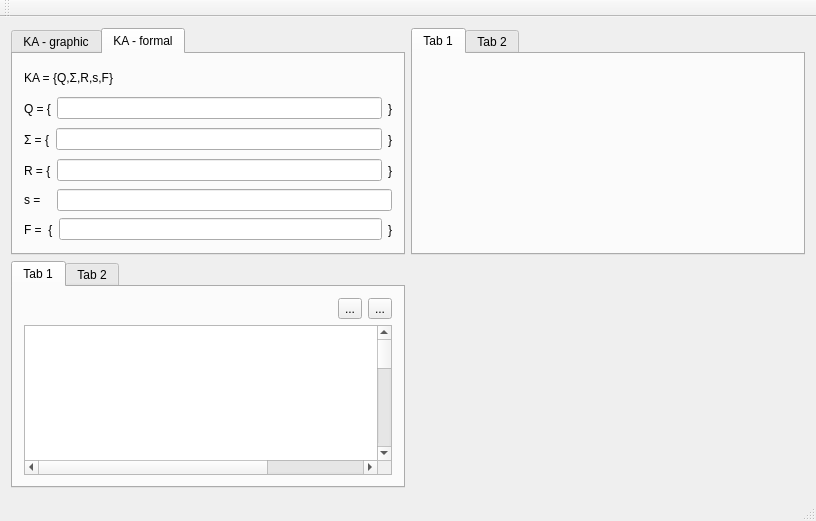
Qt form RegularConvertor/mainwindow.ui (navrkald/regularConvertor) before a commit.
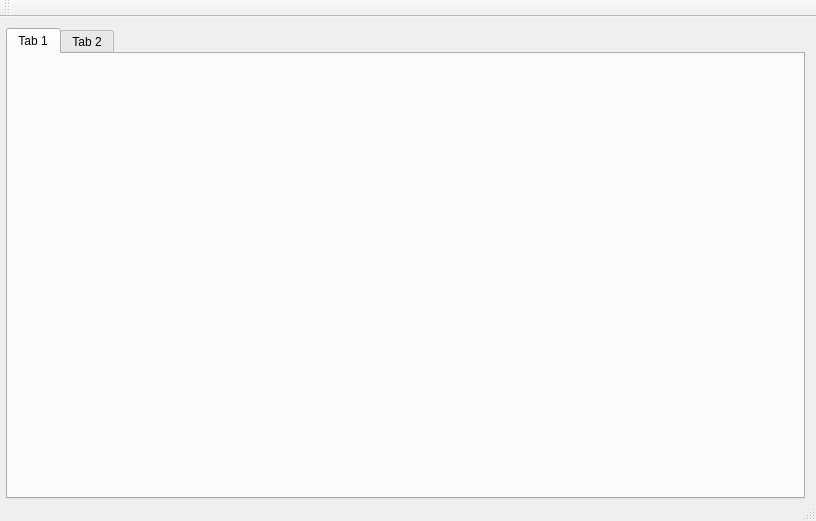
The same form after that commit. The open tabs and pages were chosen to show the change. Custom widgets are drawn as their Qt base class.

What changed in the file:
```diff
--- a/RegularConvertor/mainwindow.ui
+++ b/RegularConvertor/mainwindow.ui
@@ -15,213 +15,15 @@
   </property>
   <widget class="QWidget" name="centralWidget">
    <layout class="QGridLayout" name="gridLayout">
-    <item row="0" column="0">
-     <widget class="QTabWidget" name="tabWidget">
-      <property name="currentIndex">
-       <number>0</number>
-      </property>
-      <widget class="QWidget" name="KA_diagram">
-       <attribute name="title">
-        <string>KA - graphic</string>
-       </attribute>
-       <layout class="QVBoxLayout" name="verticalLayout">
-        <item>
-         <layout class="QHBoxLayout" name="horizontalLayout">
-          <item>
-           <spacer name="horizontalSpacer">
-            <property name="orientation">
-             <enum>Qt::Horizontal</enum>
-            </property>
-            <property name="sizeHint" stdset="0">
-             <size>
-              <width>40</width>
-              <height>20</height>
-             </size>
-            </property>
-           </spacer>
-          </item>
-          <item>
-           <widget class="QToolButton" name="AddNodeBut">
-            <property name="text">
-             <string>+</string>
-            </property>
-            <property name="checkable">
-             <bool>true</bool>
-            </property>
-            <attribute name="buttonGroup">
-             <string notr="true">buttonGroup</string>
-            </attribute>
-           </widget>
-          </item>
-          <item>
-           <widget class="QToolButton" name="MoveNodeBut">
-            <property name="text">
-             <string>mov</string>
-            </property>
-            <property name="checkable">
-             <bool>true</bool>
-            </property>
-            <attribute name="buttonGroup">
-             <string notr="true">buttonGroup</string>
-            </attribute>
-           </widget>
-          </item>
-          <item>
-           <widget class="QToolButton" name="DeleteNodeBut">
-            <property name="text">
-             <string>-</string>
-            </property>
-            <property name="checkable">
-             <bool>true</bool>
-            </property>
-            <attribute name="buttonGroup">
-             <string notr="true">buttonGroup</string>
-            </attribute>
-           </widget>
-          </item>
-          <item>
-           <widget class="QToolButton" name="AddArrow">
-            <property name="text">
-             <string>arrow</string>
-            </property>
-            <property name="checkable">
-             <bool>true</bool>
-            </property>
-            <attribute name="buttonGroup">
-             <string notr="true">buttonGroup</string>
-            </attribute>
-           </widget>
-          </item>
-         </layout>
-        </item>
-        <item>
-         <widget class="QGraphicsView" name="graphicsView1">
-          <property name="sceneRect">
-           <rectf>
-            <x>0.000000000000000</x>
-            <y>0.000000000000000</y>
-            <width>500.000000000000000</width>
-            <height>500.000000000000000</height>
-           </rectf>
-          </property>
-         </widget>
-        </item>
-       </layout>
-      </widget>
-      <widget class="QWidget" name="KA_formal">
-       <attribute name="title">
-        <string>KA - formal</string>
-       </attribute>
-       <layout class="QVBoxLayout" name="verticalLayout_4">
-        <item>
-         <widget class="QLabel" name="label">
-          <property name="text">
-           <string>KA = {Q,Σ,R,s,F}</string>
-          </property>
-         </widget>
-        </item>
-        <item>
-         <layout class="QHBoxLayout" name="horizontalLayout_3">
-          <item>
-           <widget class="QLabel" name="label_2">
-            <property name="text">
-             <string>Q = {</string>
-            </property>
-           </widget>
-          </item>
-          <item>
-           <widget class="QLineEdit" name="lineEdit"/>
-          </item>
-          <item>
-           <widget class="QLabel" name="label_3">
-            <property name="text">
-             <string>}</string>
-            </property>
-           </widget>
-          </item>
-         </layout>
-        </item>
-        <item>
-         <layout class="QHBoxLayout" name="horizontalLayout_4">
-          <item>
-           <widget class="QLabel" name="label_6">
-            <property name="text">
-             <string>Σ = {</string>
-            </property>
-           </widget>
-          </item>
-          <item>
-           <widget class="QLineEdit" name="lineEdit_3"/>
-          </item>
-          <item>
-           <widget class="QLabel" name="label_7">
-            <property name="text">
-             <string>}</string>
-            </property>
-           </widget>
-          </item>
-         </layout>
-        </item>
-        <item>
-         <layout class="QHBoxLayout" name="horizontalLayout_5">
-          <item>
-           <widget class="QLabel" name="label_4">
-            <property name="text">
-             <string>R = {</string>
-            </property>
-           </widget>
-          </item>
-          <item>
-           <widget class="QLineEdit" name="lineEdit_2"/>
-          </item>
-          <item>
-           <widget class="QLabel" name="label_8">
-            <property name="text">
-             <string>}</string>
-            </property>
-           </widget>
-          </item>
-         </layout>
-        </item>
-        <item>
-         <layout class="QHBoxLayout" name="horizontalLayout_7">
-          <item>
-           <widget class="QLabel" name="label_10">
-            <property name="text">
-             <string>s =   </string>
-            </property>
-           </widget>
-          </item>
-          <item>
-           <widget class="QLineEdit" name="lineEdit_5"/>
-          </item>
-         </layout>
-        </item>
-        <item>
-         <layout class="QHBoxLayout" name="horizontalLayout_6">
-          <item>
-           <widget class="QLabel" name="label_5">
-            <property name="text">
-             <string>F =  {</string>
-            </property>
-           </widget>
-          </item>
-          <item>
-           <widget class="QLineEdit" name="lineEdit_4"/>
-          </item>
-          <item>
-           <widget class="QLabel" name="label_9">
-            <property name="text">
-             <string>}</string>
-            </property>
-           </widget>
-          </item>
-         </layout>
-        </item>
-       </layout>
-      </widget>
-     </widget>
-    </item>
+    <property name="leftMargin">
+     <number>0</number>
+    </property>
+    <property name="bottomMargin">
+     <number>0</number>
+    </property>
+    <property name="verticalSpacing">
+     <number>0</number>
+    </property>
     <item row="0" column="1">
      <widget class="QTabWidget" name="tabWidget_3">
       <widget class="QWidget" name="tab_5">
@@ -237,63 +39,10 @@
      </widget>
     </item>
     <item row="1" column="0">
-     <widget class="QTabWidget" name="tabWidget_2">
-      <widget class="QWidget" name="tab_3">
-       <attribute name="title">
-        <string>Tab 1</string>
-       </attribute>
-       <layout class="QVBoxLayout" name="verticalLayout_2">
-        <item>
-         <layout class="QHBoxLayout" name="horizontalLayout_2">
-          <item>
-           <spacer name="horizontalSpacer_2">
-            <property name="orientation">
-             <enum>Qt::Horizontal</enum>
-            </property>
-            <property name="sizeHint" stdset="0">
-             <size>
-              <width>40</width>
-              <height>20</height>
-             </size>
-            </property>
-           </spacer>
-          </item>
-          <item>
-           <widget class="QToolButton" name="toolButton_3">
-            <property name="text">
-             <string>...</string>
-            </property>
-           </widget>
-          </item>
-          <item>
-           <widget class="QToolButton" name="toolButton_4">
-            <property name="text">
-             <string>...</string>
-            </property>
-           </widget>
-          </item>
-         </layout>
-        </item>
-        <item>
-         <widget class="QGraphicsView" name="graphicsView2">
-          <property name="sceneRect">
-           <rectf>
-            <x>0.000000000000000</x>
-            <y>0.000000000000000</y>
-            <width>500.000000000000000</width>
-            <height>500.000000000000000</height>
-           </rectf>
-          </property>
-         </widget>
-        </item>
-       </layout>
-      </widget>
-      <widget class="QWidget" name="tab_4">
-       <attribute name="title">
-        <string>Tab 2</string>
-       </attribute>
-      </widget>
-     </widget>
+     <widget class="FA_widget" name="FA1_widget" native="true"/>
+    </item>
+    <item row="0" column="0">
+     <widget class="FA_widget" name="FA2_widget" native="true"/>
     </item>
    </layout>
   </widget>
@@ -318,6 +67,14 @@
   <widget class="QStatusBar" name="statusBar"/>
  </widget>
  <layoutdefault spacing="6" margin="11"/>
+ <customwidgets>
+  <customwidget>
+   <class>FA_widget</class>
+   <extends>QWidget</extends>
+   <header location="global">finite_machine/fa_widget.h</header>
+   <container>1</container>
+  </customwidget>
+ </customwidgets>
  <resources/>
  <connections/>
  <buttongroups>
```
